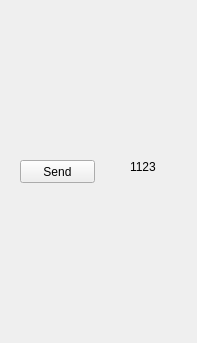
First picture: the form in client-server/client/widget.ui, repository KiritoLVL99/tcp-client-server, before the edit.
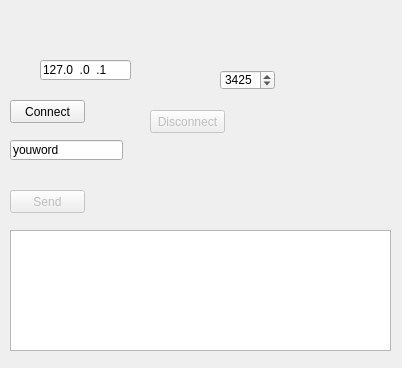
Second picture: the form after the edit.

Patch:
```diff
--- a/client-server/client/widget.ui
+++ b/client-server/client/widget.ui
@@ -2,17 +2,25 @@
 <ui version="4.0">
  <class>Widget</class>
  <widget class="QWidget" name="Widget">
+  <property name="geometry">
+   <rect>
+    <x>0</x>
+    <y>0</y>
+    <width>402</width>
+    <height>368</height>
+   </rect>
+  </property>
   <property name="windowTitle">
    <string>Client</string>
   </property>
   <widget class="QPushButton" name="pbSend">
    <property name="enabled">
-    <bool>true</bool>
+    <bool>false</bool>
    </property>
    <property name="geometry">
     <rect>
-     <x>20</x>
-     <y>160</y>
+     <x>10</x>
+     <y>190</y>
      <width>75</width>
      <height>23</height>
     </rect>
@@ -24,17 +32,94 @@
     <bool>false</bool>
    </property>
   </widget>
-  <widget class="QLabel" name="label">
+  <widget class="QLineEdit" name="idServ">
    <property name="geometry">
     <rect>
-     <x>130</x>
-     <y>160</y>
-     <width>47</width>
-     <height>13</height>
+     <x>40</x>
+     <y>60</y>
+     <width>91</width>
+     <height>20</height>
     </rect>
    </property>
+   <property name="inputMask">
+    <string>000.000.000.000</string>
+   </property>
    <property name="text">
-    <string>1123</string>
+    <string>127.0.0.1</string>
+   </property>
+   <property name="maxLength">
+    <number>15</number>
+   </property>
+  </widget>
+  <widget class="QSpinBox" name="idPort">
+   <property name="geometry">
+    <rect>
+     <x>220</x>
+     <y>70</y>
+     <width>55</width>
+     <height>20</height>
+    </rect>
+   </property>
+   <property name="minimum">
+    <number>1</number>
+   </property>
+   <property name="maximum">
+    <number>60000</number>
+   </property>
+   <property name="value">
+    <number>3425</number>
+   </property>
+  </widget>
+  <widget class="QPushButton" name="pbConnect">
+   <property name="geometry">
+    <rect>
+     <x>10</x>
+     <y>100</y>
+     <width>75</width>
+     <height>23</height>
+    </rect>
+   </property>
+   <property name="text">
+    <string>Connect</string>
+   </property>
+  </widget>
+  <widget class="QPushButton" name="pbDisconnect">
+   <property name="enabled">
+    <bool>false</bool>
+   </property>
+   <property name="geometry">
+    <rect>
+     <x>150</x>
+     <y>110</y>
+     <width>75</width>
+     <height>23</height>
+    </rect>
+   </property>
+   <property name="text">
+    <string>Disconnect</string>
+   </property>
+  </widget>
+  <widget class="QListWidget" name="listLog">
+   <property name="geometry">
+    <rect>
+     <x>10</x>
+     <y>230</y>
+     <width>381</width>
+     <height>121</height>
+    </rect>
+   </property>
+  </widget>
+  <widget class="QLineEdit" name="QLEword">
+   <property name="geometry">
+    <rect>
+     <x>10</x>
+     <y>140</y>
+     <width>113</width>
+     <height>20</height>
+    </rect>
+   </property>
+   <property name="text">
+    <string>youword</string>
    </property>
   </widget>
  </widget>
```
